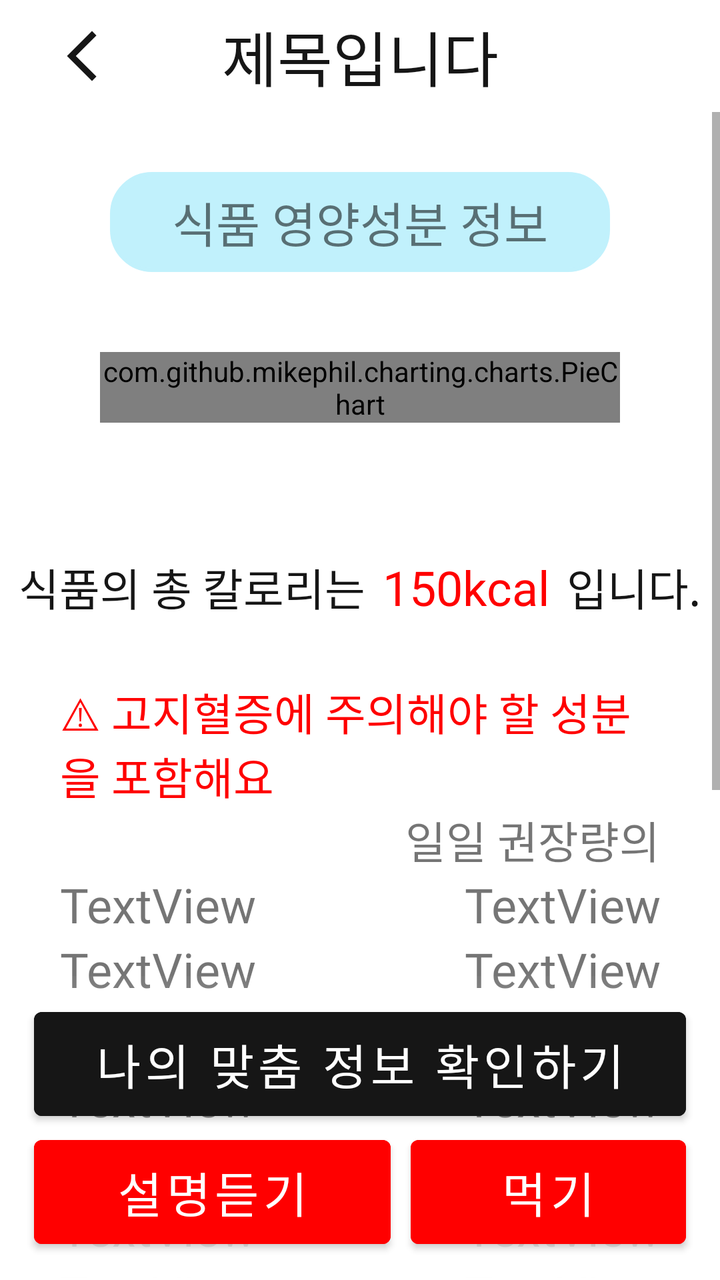
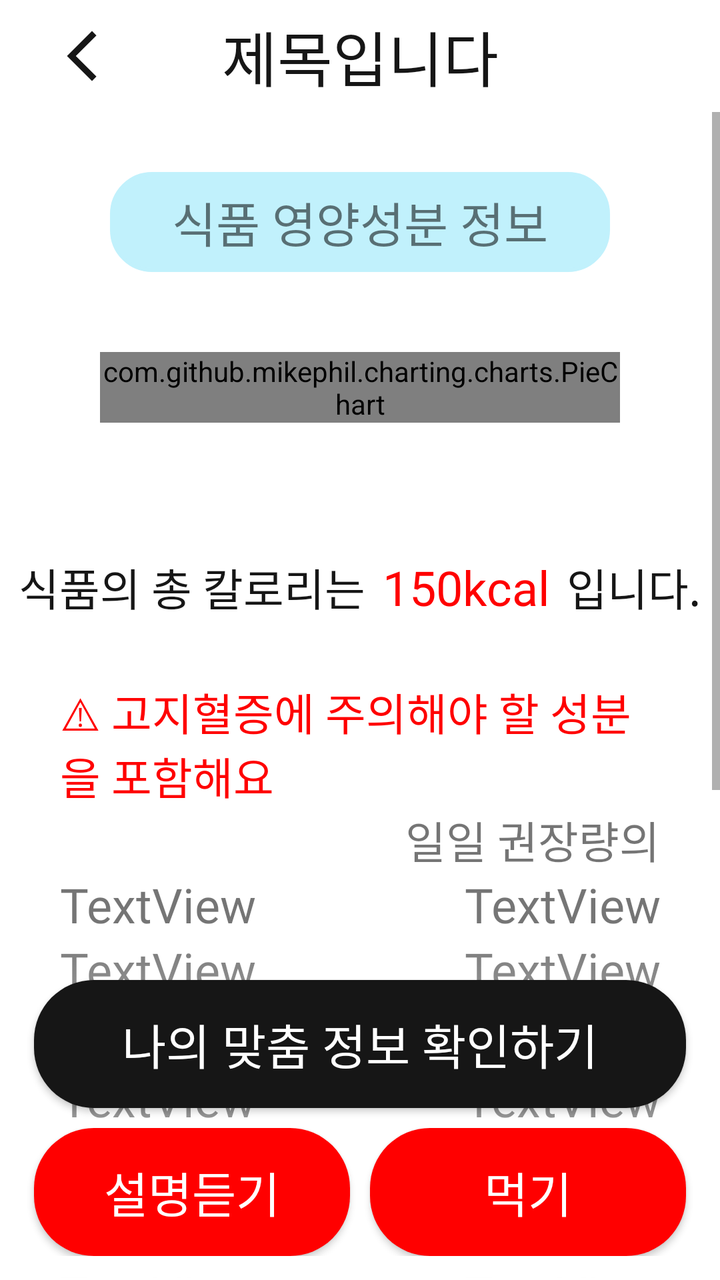

The first picture is an Android layout as it rendered before a commit; the second is the same layout after the commit. The layout source and the unified diff follow.
<!-- AndroidManifest.xml: application theme Theme.BeYourEyes -->
<!-- res/layout/activity_food_info_nutrition_personalized.xml -->
<?xml version="1.0" encoding="utf-8"?>
<androidx.constraintlayout.widget.ConstraintLayout xmlns:android="http://schemas.android.com/apk/res/android"
    xmlns:app="http://schemas.android.com/apk/res-auto"
    xmlns:tools="http://schemas.android.com/tools"
    android:id="@+id/linearLayout2"
    android:layout_width="match_parent"
    android:layout_height="match_parent"
    android:orientation="vertical"
    tools:context=".FoodInfoNutritionActivity">

    
    <include
        android:id="@+id/include"
        layout="@layout/toolbar_dafault"
        android:layout_width="0dp"
        android:layout_height="wrap_content"
        app:layout_constraintEnd_toEndOf="parent"
        app:layout_constraintStart_toStartOf="parent" />

    
    <ScrollView
        android:layout_width="match_parent"
        android:layout_height="0dp"
        app:layout_constraintBottom_toBottomOf="parent"
        app:layout_constraintTop_toBottomOf="@+id/include">

        <LinearLayout
            android:layout_width="match_parent"
            android:layout_height="match_parent"
            android:orientation="vertical">

            
            <TextView
                android:id="@+id/labelNutrition"
                android:layout_width="250dp"
                android:layout_height="50dp"
                android:layout_gravity="center"
                android:layout_marginTop="30dp"
                android:layout_marginBottom="10dp"
                android:background="@drawable/nutri_background"
                android:gravity="center"
                android:text="식품 영양성분 정보"
                style="@style/title3"
                />

            
            <com.github.mikephil.charting.charts.PieChart
                android:id="@+id/pieChartScanSuccess"
                android:layout_width="match_parent"
                android:layout_height="match_parent"
                android:layout_marginHorizontal="50dp"
                android:layout_marginVertical="30dp"
                android:layout_gravity="center"
                android:layout_weight="0.3" />

            
            <LinearLayout
                android:layout_width="wrap_content"
                android:layout_height="wrap_content"
                android:layout_marginTop="36sp"
                android:layout_gravity="center"
                android:orientation="horizontal">


                <TextView
                    android:id="@+id/textView3"
                    android:layout_width="wrap_content"
                    android:layout_height="wrap_content"
                    android:layout_marginEnd="3sp"
                    android:layout_weight="1"
                    android:text="식품의 총 칼로리는 "
                    android:textAlignment="viewEnd"
                    android:textColor="@color/black"
                    style="@style/text1"/>

                <TextView
                    android:id="@+id/textView5"
                    style="@style/title3"
                    android:layout_width="wrap_content"
                    android:layout_height="wrap_content"
                    android:layout_weight="1"
                    android:text="150kcal"
                    android:textAlignment="center"
                    android:textColor="@color/red" />

                <TextView
                    android:id="@+id/textView10"
                    android:layout_width="wrap_content"
                    android:layout_height="wrap_content"
                    android:layout_marginStart="3sp"
                    android:layout_weight="1"
                    android:text=" 입니다."
                    android:textAlignment="viewStart"
                    android:textColor="@color/black"
                    style="@style/text1"/>
            </LinearLayout>

            
            <LinearLayout
                android:layout_width="match_parent"
                android:layout_height="match_parent"
                android:padding="30dp"
                android:orientation="vertical">

                <TextView
                    android:id="@+id/nutri_caution"
                    android:layout_width="match_parent"
                    android:layout_height="wrap_content"
                    android:text="⚠ 고지혈증에 주의해야 할 성분을 포함해요"
                    style="@style/text1"
                    android:textColor="@color/red" />


                <LinearLayout
                    android:layout_width="match_parent"
                    android:layout_height="wrap_content"
                    android:layout_weight="0.1">

                    <TextView
                        android:id="@+id/line0"
                        style="@style/text1"
                        android:layout_width="wrap_content"
                        android:layout_height="wrap_content"
                        android:layout_gravity="center"
                        android:layout_weight="1"
                        android:gravity="right"
                        android:text="일일 권장량의" />
                </LinearLayout>

                <LinearLayout
                    android:layout_width="match_parent"
                    android:layout_height="wrap_content"
                    android:layout_weight="0.1">

                    <TextView
                        android:id="@+id/line1_label"
                        style="@style/title3"
                        android:layout_width="wrap_content"
                        android:layout_height="wrap_content"
                        android:layout_weight="1"
                        android:layout_gravity="center"
                        android:gravity="left"
                        android:text="TextView" />

                    <TextView
                        android:id="@+id/line1_percent"
                        style="@style/title3"
                        android:layout_width="wrap_content"
                        android:layout_height="wrap_content"
                        android:layout_gravity="center"
                        android:layout_weight="1"
                        android:gravity="right"
                        android:text="TextView" />
                </LinearLayout>

                <LinearLayout
                    android:layout_width="match_parent"
                    android:layout_height="wrap_content"
                    android:layout_weight="0.1">

                    <TextView
                        android:id="@+id/line2_label"
                        style="@style/title3"
                        android:layout_width="wrap_content"
                        android:layout_height="wrap_content"
                        android:layout_gravity="center"
                        android:layout_weight="1"
                        android:gravity="left"
                        android:text="TextView" />

                    <TextView
                        android:id="@+id/line2_percent"
                        style="@style/title3"
                        android:layout_width="wrap_content"
                        android:layout_height="wrap_content"
                        android:layout_gravity="center"
                        android:layout_weight="1"
                        android:gravity="right"
                        android:text="TextView" />
                </LinearLayout>
                <LinearLayout
                    android:layout_width="match_parent"
                    android:layout_height="wrap_content"
                    android:layout_weight="0.1">

                    <TextView
                        android:id="@+id/line3_label"
                        style="@style/title3"
                        android:layout_width="wrap_content"
                        android:layout_height="wrap_content"
                        android:layout_weight="1"
                        android:gravity="left"
                        android:layout_gravity="center"
                        android:text="TextView" />

                    <TextView
                        android:id="@+id/line3_percent"
                        style="@style/title3"
                        android:layout_width="wrap_content"
                        android:layout_height="wrap_content"
                        android:layout_weight="1"
                        android:textColor="@color/black"
                        android:gravity="right"
                        android:layout_gravity="center"
                        android:text="TextView" />
                </LinearLayout>
                <LinearLayout
                    android:layout_width="match_parent"
                    android:layout_height="wrap_content"
                    android:layout_weight="0.1">

                    <TextView
                        android:id="@+id/line4_label"
                        style="@style/title3"
                        android:layout_width="wrap_content"
                        android:layout_height="wrap_content"
                        android:layout_weight="1"
                        android:textColor="@color/black"
                        android:gravity="left"
                        android:layout_gravity="center"
                        android:text="TextView" />

                    <TextView
                        android:id="@+id/line4_percent"
                        style="@style/title3"
                        android:layout_width="wrap_content"
                        android:layout_height="wrap_content"
                        android:layout_weight="1"
                        android:gravity="right"
                        android:textColor="@color/black"
                        android:layout_gravity="center"
                        android:text="TextView" />
                </LinearLayout>
                <LinearLayout
                    android:layout_width="match_parent"
                    android:layout_height="wrap_content"
                    android:layout_weight="0.1">

                    <TextView
                        android:id="@+id/line5_label"
                        style="@style/title3"
                        android:layout_width="wrap_content"
                        android:layout_height="wrap_content"
                        android:layout_weight="1"
                        android:gravity="left"
                        android:textColor="@color/black"
                        android:layout_gravity="center"
                        android:text="TextView" />

                    <TextView
                        android:id="@+id/line5_percent"
                        style="@style/title3"
                        android:layout_width="wrap_content"
                        android:layout_height="wrap_content"
                        android:layout_weight="1"
                        android:gravity="right"
                        android:textColor="@color/black"
                        android:layout_gravity="center"
                        android:text="TextView" />
                </LinearLayout>
                <LinearLayout
                    android:layout_width="match_parent"
                    android:layout_height="wrap_content"
                    android:layout_weight="0.1">

                    <TextView
                        android:id="@+id/line6_label"
                        style="@style/title3"
                        android:layout_width="wrap_content"
                        android:layout_height="wrap_content"
                        android:layout_weight="1"
                        android:gravity="left"
                        android:textColor="@color/black"
                        android:layout_gravity="center"
                        android:text="TextView" />

                    <TextView
                        android:id="@+id/line6_percent"
                        style="@style/title3"
                        android:layout_width="wrap_content"
                        android:layout_height="wrap_content"
                        android:layout_weight="1"
                        android:gravity="right"
                        android:textColor="@color/black"
                        android:layout_gravity="center"
                        android:text="TextView" />
                </LinearLayout>
                <LinearLayout
                    android:layout_width="match_parent"
                    android:layout_height="wrap_content"
                    android:layout_weight="0.1">

                    <TextView
                        android:id="@+id/line7_label"
                        style="@style/title3"
                        android:layout_width="wrap_content"
                        android:layout_height="wrap_content"
                        android:layout_weight="1"
                        android:gravity="left"
                        android:textColor="@color/black"
                        android:layout_gravity="center"
                        android:text="TextView" />

                    <TextView
                        android:id="@+id/line7_percent"
                        style="@style/title3"
                        android:layout_width="wrap_content"
                        android:layout_height="wrap_content"
                        android:layout_weight="1"
                        android:gravity="right"
                        android:textColor="@color/black"
                        android:layout_gravity="center"
                        android:text="TextView" />
                </LinearLayout>


            </LinearLayout>

            
            <TextView
                android:id="@+id/labelAllergy"
                android:layout_width="250dp"
                android:layout_height="80dp"
                android:layout_gravity="center"
                android:layout_marginTop="30dp"
                android:background="@drawable/aller_round"
                android:gravity="center"
                android:text="알레르기 인식에\n실패했어요"
                style="@style/title3"
                />
            <androidx.appcompat.widget.AppCompatButton
                android:id="@+id/buttonRetry"
                android:layout_width="150dp"
                android:layout_height="50dp"
                android:layout_gravity="center"
                android:layout_marginTop="30dp"
                android:layout_marginBottom="180dp"
                android:layout_weight="0"
                android:background="@drawable/button_default"
                android:gravity="center"
                android:text="다시 찍기"
                style="@style/title3"/>

        </LinearLayout>
    </ScrollView>

    
    <LinearLayout
        android:id="@+id/linearLayout"
        android:layout_width="0dp"
        android:layout_height="wrap_content"
        android:background="@drawable/gradient_background"
        android:orientation="vertical"
        android:padding="12dp"
        app:layout_constraintBottom_toBottomOf="parent"
        app:layout_constraintEnd_toEndOf="parent"
        app:layout_constraintStart_toStartOf="parent">


        <Button
            android:id="@+id/buttonPersonalized"
            android:layout_width="match_parent"
            android:layout_height="64sp"
            android:layout_marginLeft="5dp"
            android:layout_marginRight="5dp"
            android:backgroundTint="#161616"
            android:gravity="center"
            android:text="나의 맞춤 정보 확인하기"
            style="@style/title3"
            />

        <LinearLayout
            android:layout_width="match_parent"
            android:layout_height="wrap_content"
            android:layout_weight="0"
            android:orientation="horizontal">

            <Button
                android:id="@+id/button5"
                android:layout_width="wrap_content"
                android:layout_height="64sp"
                android:layout_marginLeft="5dp"
                android:layout_marginRight="5dp"
                android:layout_weight="1"
                android:backgroundTint="#FF0000"
                android:gravity="center"
                android:text="설명듣기"
                style="@style/title3"
                />

            <Button
                android:id="@+id/button6"
                android:layout_width="wrap_content"
                android:layout_height="64sp"
                android:layout_marginLeft="5dp"
                android:layout_marginRight="5dp"
                android:layout_weight="1"
                android:backgroundTint="#FF0000"
                android:gravity="center"
                android:text="먹기"
                style="@style/title3"
                />
        </LinearLayout>
    </LinearLayout>


</androidx.constraintlayout.widget.ConstraintLayout>
<!-- res/layout/toolbar_dafault.xml (included above) -->
<?xml version="1.0" encoding="utf-8"?>
<androidx.appcompat.widget.Toolbar xmlns:android="http://schemas.android.com/apk/res/android"
    xmlns:app="http://schemas.android.com/apk/res-auto"
    android:id="@+id/toolbarDefault"
    android:layout_width="match_parent"
    android:layout_height="72sp"
    android:background="@color/transparent">

    
    <ImageButton
        android:id="@+id/toolbarBackBtn"
        android:layout_width="wrap_content"
        android:layout_height="wrap_content"
        android:background="?android:attr/selectableItemBackground"
        android:contentDescription="뒤로가기"
        android:padding="10dp"
        android:src="@drawable/arrow_back" />

    
    <TextView
        android:id="@+id/toolbarTitle"
        style="@style/title2"
        android:layout_width="wrap_content"
        android:layout_height="match_parent"
        android:layout_gravity="center"
        android:gravity="center"
        android:text="제목입니다"
        android:textColor="@color/black" />

</androidx.appcompat.widget.Toolbar>
<!-- resources referenced by this layout -->
<resources>
  <color name="black">#FF161616</color>
  <color name="red">#FF0000</color>
  <color name="transparent">#00FFFFFF</color>
  <!-- drawable aller_round (drawable) -->
  <?xml version="1.0" encoding="utf-8"?>
  <shape xmlns:android="http://schemas.android.com/apk/res/android"
      android:shape="rectangle">
  
      
      <solid android:color="#FFD400" />
  
      
      <stroke
          android:color="#FFD400"
          android:width="2dp" />
  
      
      <corners android:radius="20dp" />
  
  </shape>
  <!-- drawable arrow_back (drawable) -->
  <vector android:height="30dp" android:tint="#161616"
      android:viewportHeight="24" android:viewportWidth="24"
      android:width="30dp" xmlns:android="http://schemas.android.com/apk/res/android">
      <path android:fillColor="@android:color/white" android:pathData="M17.77,3.77l-1.77,-1.77l-10,10l10,10l1.77,-1.77l-8.23,-8.23z"/>
  </vector>
  <!-- drawable button_default (drawable) -->
  <?xml version="1.0" encoding="utf-8"?>
  <shape xmlns:android="http://schemas.android.com/apk/res/android"
      android:shape="rectangle">
      <solid android:color="@color/white" />
      <stroke android:width="2sp" />
      <corners android:radius="10dp" />
  
  </shape>
  <!-- drawable gradient_background (drawable) -->
  <shape xmlns:android="http://schemas.android.com/apk/res/android">
      <gradient
          android:startColor="#FFFFFF"
          android:endColor="#08FFFFFF"
          android:type="linear"
          android:angle="90">
      </gradient>
  </shape>
  <!-- drawable nutri_background (drawable) -->
  <?xml version="1.0" encoding="utf-8"?>
  <shape xmlns:android="http://schemas.android.com/apk/res/android"
      android:shape="rectangle">
  
      
      <solid android:color="#C1F1FC" />
  
      
      <stroke
          android:color="#C1F1FC"
          android:width="2dp" />
  
      
      <corners android:radius="20dp" />
  
  </shape>
  <style name="text1">
          <item name="android:fontFamily">@font/pretendard500</item>
          <item name="android:textSize">22sp</item>
      </style>
  <style name="title2">
          <item name="android:fontFamily">@font/pretendard700</item>
          <item name="android:textSize">30sp</item>
      </style>
  <style name="title3">
          <item name="android:fontFamily">@font/pretendard600</item>
          <item name="android:textSize">24sp</item>
      </style>
  <style name="Theme.BeYourEyes" parent="Theme.MaterialComponents.DayNight.DarkActionBar">
          
          <item name="colorPrimary">@color/purple_500</item>
          <item name="colorPrimaryVariant">@color/purple_700</item>
          <item name="colorOnPrimary">@color/white</item>
          
          <item name="colorSecondary">@color/teal_200</item>
          <item name="colorSecondaryVariant">@color/teal_700</item>
          <item name="colorOnSecondary">@color/black</item>
          
          <item name="android:statusBarColor">?attr/colorPrimaryVariant</item>
          
  
          
          <item name="windowNoTitle">true</item>
          
          <item name="android:windowFullscreen">true</item>
      </style>
  <color name="white">#FFFFFFFF</color>
  <color name="purple_500">#FF6200EE</color>
  <color name="purple_700">#FF3700B3</color>
  <color name="teal_200">#FF03DAC5</color>
  <color name="teal_700">#FF018786</color>
</resources>

<!-- the commit's change to res/layout/activity_food_info_nutrition_personalized.xml (unified diff, before → after) -->
@@ -1,4 +1,5 @@
 <?xml version="1.0" encoding="utf-8"?>
+
 <androidx.constraintlayout.widget.ConstraintLayout xmlns:android="http://schemas.android.com/apk/res/android"
     xmlns:app="http://schemas.android.com/apk/res-auto"
     xmlns:tools="http://schemas.android.com/tools"
@@ -357,14 +358,17 @@
         app:layout_constraintStart_toStartOf="parent">
 
 
-        <Button
+        <androidx.appcompat.widget.AppCompatButton
             android:id="@+id/buttonPersonalized"
             android:layout_width="match_parent"
             android:layout_height="64sp"
             android:layout_marginLeft="5dp"
             android:layout_marginRight="5dp"
+            android:layout_marginVertical="10dp"
             android:backgroundTint="#161616"
             android:gravity="center"
+            android:background="@drawable/button_highlight"
+            android:textColor="@color/white"
             android:text="나의 맞춤 정보 확인하기"
             style="@style/title3"
             />
@@ -375,27 +379,29 @@
             android:layout_weight="0"
             android:orientation="horizontal">
 
-            <Button
+            <androidx.appcompat.widget.AppCompatButton
                 android:id="@+id/button5"
                 android:layout_width="wrap_content"
                 android:layout_height="64sp"
                 android:layout_marginLeft="5dp"
                 android:layout_marginRight="5dp"
                 android:layout_weight="1"
-                android:backgroundTint="#FF0000"
+                android:background="@drawable/button_highlight"
+                android:textColor="@color/white"
                 android:gravity="center"
                 android:text="설명듣기"
                 style="@style/title3"
                 />
 
-            <Button
+            <androidx.appcompat.widget.AppCompatButton
                 android:id="@+id/button6"
                 android:layout_width="wrap_content"
                 android:layout_height="64sp"
                 android:layout_marginLeft="5dp"
                 android:layout_marginRight="5dp"
                 android:layout_weight="1"
-                android:backgroundTint="#FF0000"
+                android:background="@drawable/button_highlight"
+                android:textColor="@color/white"
                 android:gravity="center"
                 android:text="먹기"
                 style="@style/title3"
<!-- resource entries referenced after the edit -->
@@ -33,6 +33,14 @@
       <solid android:color="@color/white" />
       <stroke android:width="2sp" />
       <corners android:radius="10dp" />
+  
+  </shape>
+  <!-- drawable button_highlight (drawable) -->
+  <?xml version="1.0" encoding="utf-8"?>
+  <shape xmlns:android="http://schemas.android.com/apk/res/android"
+      android:shape="rectangle">
+      <solid android:color="@color/highlight" />
+      <corners android:radius="30dp" />
   
   </shape>
   <!-- drawable gradient_background (drawable) -->
@@ -91,6 +99,7 @@
           
           <item name="android:windowFullscreen">true</item>
       </style>
+  <color name="highlight">#FF0000</color>
   <color name="white">#FFFFFFFF</color>
   <color name="purple_500">#FF6200EE</color>
   <color name="purple_700">#FF3700B3</color>
